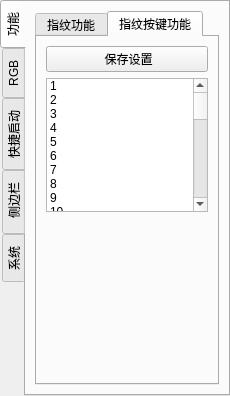
Magiclxw/HelloFinger, file 3.Software/HelloFinger-rebuild/HelloFinger/form_mainwindow.ui: the form before one commit.
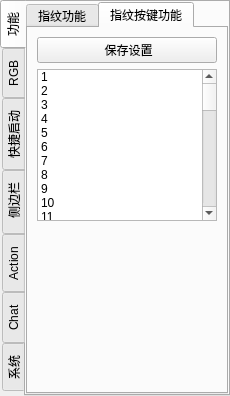
The form after the commit. The open tabs and pages were chosen to show the change.

```diff
--- a/3.Software/HelloFinger-rebuild/HelloFinger/form_mainwindow.ui
+++ b/3.Software/HelloFinger-rebuild/HelloFinger/form_mainwindow.ui
@@ -16,6 +16,12 @@
   <property name="windowTitle">
    <string>Frame_MainWindow</string>
   </property>
+  <property name="iconSize">
+   <size>
+    <width>30</width>
+    <height>30</height>
+   </size>
+  </property>
   <property name="toolButtonStyle">
    <enum>Qt::ToolButtonIconOnly</enum>
   </property>
@@ -65,6 +71,9 @@
       <property name="layoutDirection">
        <enum>Qt::LeftToRight</enum>
       </property>
+      <property name="styleSheet">
+       <string notr="true"/>
+      </property>
       <property name="tabPosition">
        <enum>QTabWidget::West</enum>
       </property>
@@ -94,6 +103,21 @@
         <string>功能</string>
        </attribute>
        <layout class="QVBoxLayout" name="verticalLayout">
+        <property name="spacing">
+         <number>0</number>
+        </property>
+        <property name="leftMargin">
+         <number>0</number>
+        </property>
+        <property name="topMargin">
+         <number>0</number>
+        </property>
+        <property name="rightMargin">
+         <number>0</number>
+        </property>
+        <property name="bottomMargin">
+         <number>0</number>
+        </property>
         <item>
          <widget class="QTabWidget" name="tabWidget_finger_func">
           <property name="currentIndex">
@@ -2071,6 +2095,9 @@
             </item>
             <item>
              <widget class="QListWidget" name="listWidget_table_state_key">
+              <property name="styleSheet">
+               <string notr="true"/>
+              </property>
               <item>
                <property name="text">
                 <string>1</string>
@@ -4481,6 +4508,40 @@
         </item>
        </layout>
       </widget>
+      <widget class="QWidget" name="tab">
+       <attribute name="title">
+        <string>Action</string>
+       </attribute>
+       <layout class="QVBoxLayout" name="verticalLayout_17">
+        <item>
+         <widget class="QWidget" name="widget_21" native="true"/>
+        </item>
+       </layout>
+      </widget>
+      <widget class="QWidget" name="tab_2">
+       <attribute name="title">
+        <string>Chat</string>
+       </attribute>
+       <layout class="QVBoxLayout" name="verticalLayout_18">
+        <item>
+         <widget class="QTextEdit" name="textEdit_chat_output">
+          <property name="textInteractionFlags">
+           <set>Qt::TextSelectableByKeyboard|Qt::TextSelectableByMouse</set>
+          </property>
+         </widget>
+        </item>
+        <item>
+         <widget class="QTextEdit" name="textEdit_chat_input"/>
+        </item>
+        <item>
+         <widget class="QPushButton" name="pushButton_chat_data_send">
+          <property name="text">
+           <string> 发送</string>
+          </property>
+         </widget>
+        </item>
+       </layout>
+      </widget>
       <widget class="QWidget" name="tab_system">
        <attribute name="title">
         <string>系统</string>
```
Left out of the diff: 4 changed lines with no effect on the pictures.
